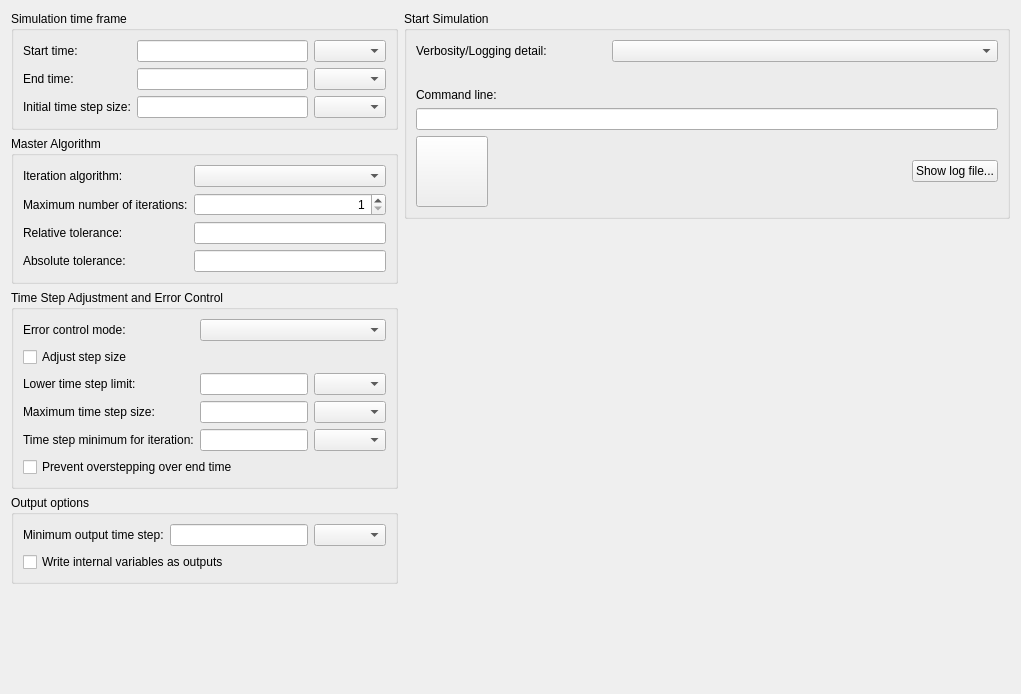
This is MasterSimulatorUI/src/MSIMViewSimulation.ui in ghorwin/MasterSim as Qt 5 draws it before an edit. The edited form follows.
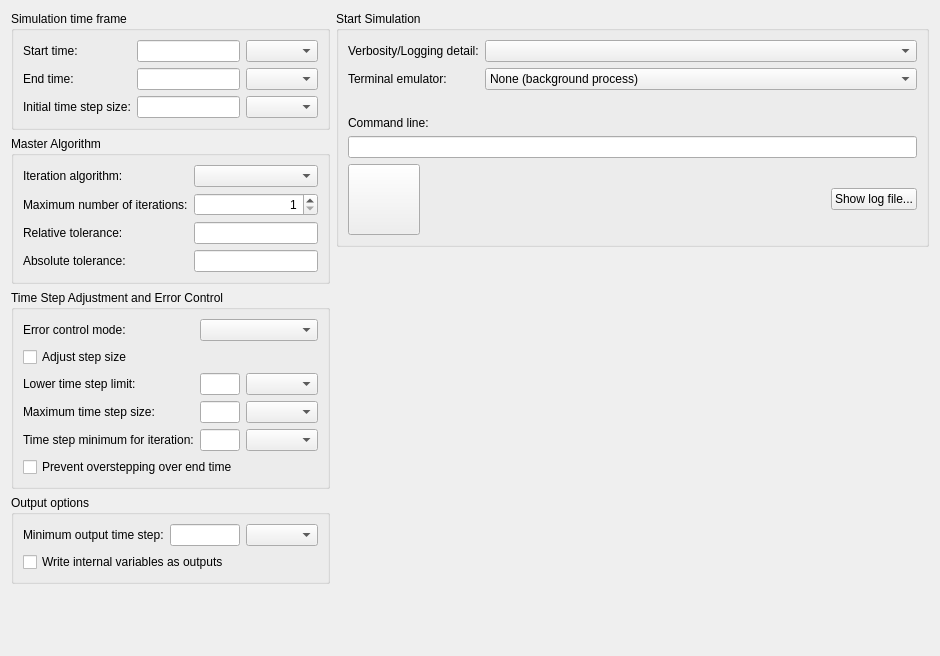
This is the edited form. Icons and pictures are not drawn.

Commit message: Added support for running MasterSimulator in a console terminal (in addition to running it as background process) on Linux.

The edit to the form file:
```diff
--- a/MasterSimulatorUI/src/MSIMViewSimulation.ui
+++ b/MasterSimulatorUI/src/MSIMViewSimulation.ui
@@ -6,14 +6,14 @@
    <rect>
     <x>0</x>
     <y>0</y>
-    <width>1021</width>
-    <height>694</height>
+    <width>940</width>
+    <height>656</height>
    </rect>
   </property>
   <property name="windowTitle">
    <string>Form</string>
   </property>
-  <layout class="QGridLayout" name="gridLayout_6" columnstretch="0,1">
+  <layout class="QGridLayout" name="gridLayout_6">
    <item row="0" column="0" rowspan="2">
     <layout class="QVBoxLayout" name="verticalLayout">
      <item>
@@ -252,26 +252,59 @@
      </item>
     </layout>
    </item>
-   <item row="1" column="1">
-    <spacer name="verticalSpacer">
-     <property name="orientation">
-      <enum>Qt::Vertical</enum>
-     </property>
-     <property name="sizeHint" stdset="0">
-      <size>
-       <width>20</width>
-       <height>392</height>
-      </size>
-     </property>
-    </spacer>
-   </item>
    <item row="0" column="1">
     <widget class="QGroupBox" name="groupBox_5">
      <property name="title">
       <string>Start Simulation</string>
      </property>
-     <layout class="QGridLayout" name="gridLayout">
-      <item row="1" column="0">
+     <layout class="QVBoxLayout" name="verticalLayout_2">
+      <item>
+       <layout class="QGridLayout" name="gridLayout">
+        <item row="0" column="0">
+         <widget class="QLabel" name="label_9">
+          <property name="text">
+           <string>Verbosity/Logging detail:</string>
+          </property>
+         </widget>
+        </item>
+        <item row="0" column="1">
+         <widget class="QComboBox" name="comboBoxVerbosityLevel"/>
+        </item>
+        <item row="1" column="0">
+         <widget class="QLabel" name="labelTerminalEmulator">
+          <property name="text">
+           <string>Terminal emulator:</string>
+          </property>
+         </widget>
+        </item>
+        <item row="1" column="1">
+         <widget class="QComboBox" name="comboBoxTermEmulator">
+          <property name="sizePolicy">
+           <sizepolicy hsizetype="Expanding" vsizetype="Fixed">
+            <horstretch>0</horstretch>
+            <verstretch>0</verstretch>
+           </sizepolicy>
+          </property>
+          <item>
+           <property name="text">
+            <string>None (background process)</string>
+           </property>
+          </item>
+          <item>
+           <property name="text">
+            <string>XTerm</string>
+           </property>
+          </item>
+          <item>
+           <property name="text">
+            <string>Gnome Terminal</string>
+           </property>
+          </item>
+         </widget>
+        </item>
+       </layout>
+      </item>
+      <item>
        <spacer name="verticalSpacer_3">
         <property name="orientation">
          <enum>Qt::Vertical</enum>
@@ -287,7 +320,17 @@
         </property>
        </spacer>
       </item>
-      <item row="4" column="0" colspan="3">
+      <item>
+       <widget class="QLabel" name="label_3">
+        <property name="text">
+         <string>Command line:</string>
+        </property>
+       </widget>
+      </item>
+      <item>
+       <widget class="QLineEdit" name="lineEditCommandLine"/>
+      </item>
+      <item>
        <layout class="QHBoxLayout" name="horizontalLayout">
         <item>
          <widget class="QToolButton" name="toolButtonStartInTerminal">
@@ -328,29 +371,22 @@
         </item>
        </layout>
       </item>
-      <item row="3" column="0" colspan="3">
-       <widget class="QLineEdit" name="lineEditCommandLine"/>
-      </item>
-      <item row="2" column="0" colspan="3">
-       <widget class="QLabel" name="label_3">
-        <property name="text">
-         <string>Command line:</string>
-        </property>
-       </widget>
-      </item>
-      <item row="0" column="0">
-       <widget class="QLabel" name="label_9">
-        <property name="text">
-         <string>Verbosity/Logging detail:</string>
-        </property>
-       </widget>
-      </item>
-      <item row="0" column="1" colspan="2">
-       <widget class="QComboBox" name="comboBoxVerbosityLevel"/>
-      </item>
      </layout>
     </widget>
    </item>
+   <item row="1" column="1">
+    <spacer name="verticalSpacer">
+     <property name="orientation">
+      <enum>Qt::Vertical</enum>
+     </property>
+     <property name="sizeHint" stdset="0">
+      <size>
+       <width>20</width>
+       <height>392</height>
+      </size>
+     </property>
+    </spacer>
+   </item>
   </layout>
  </widget>
  <resources>
```
The commit also changes 5 other files.
